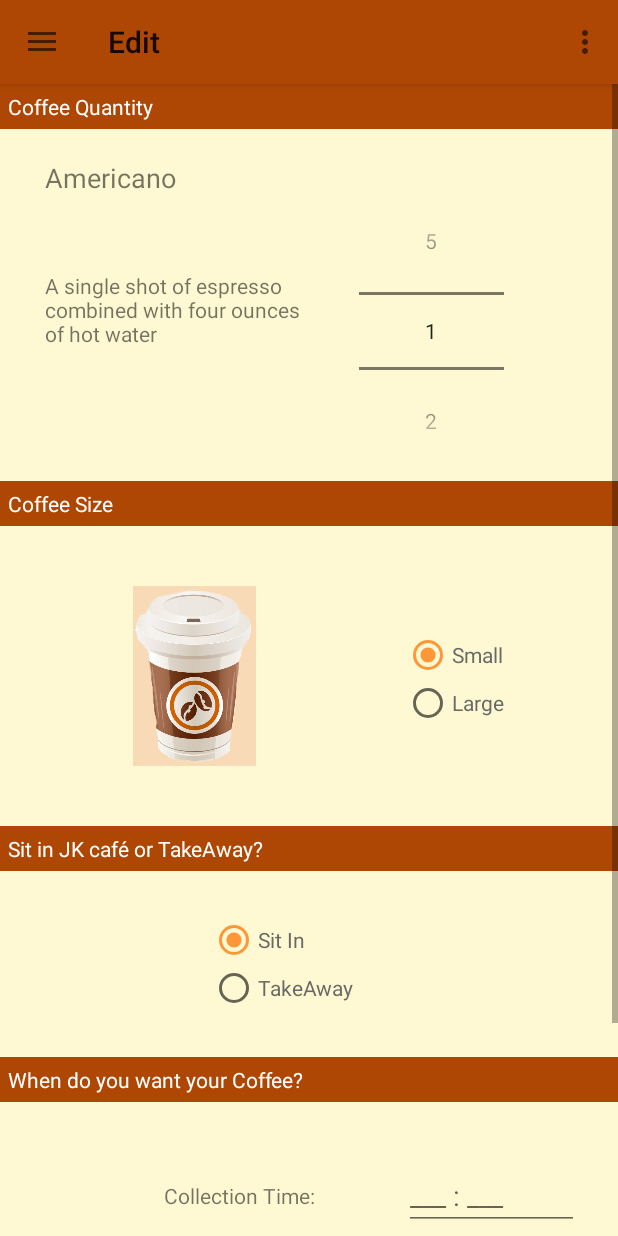
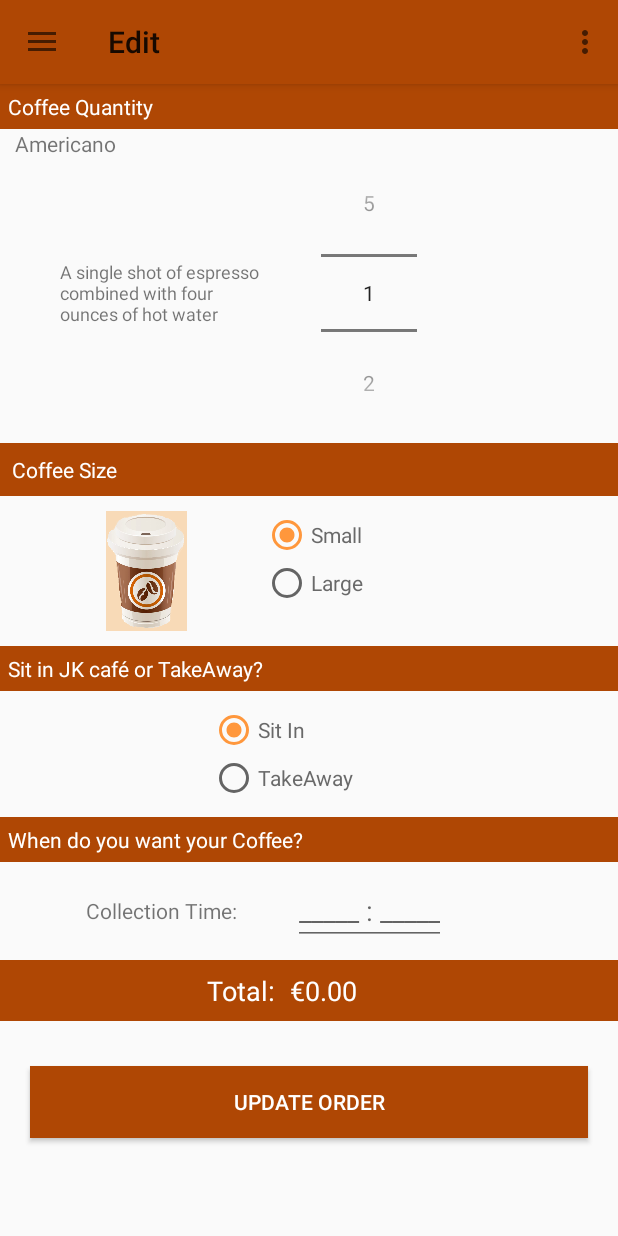
Before and after one commit to jadem03/mobAppAssign01, an Android app: the fragment EditOrderFragment placed in its activity, on a phone screen of 412 x 824 dp. Run offline under Robolectric (Android 15) with nearby library versions, the phone set to English and light mode, and no system bars; our stand-ins replace Firebase (no records; nobody signed in at launch, a user with empty details on screens opened directly), Picasso; libraries missing offline, so code that uses them is left out: jp.wasabeef.picasso; pictures from the network do not load; 4 statements that could not run were skipped.

Commit message:
All layouts changed

```diff
--- a/app/src/main/java/ie/wit/jk_cafe/activities/Home.kt
+++ b/app/src/main/java/ie/wit/jk_cafe/activities/Home.kt
@@ -40,7 +40,7 @@ class Home : AppCompatActivity(), AnkoLogger,
             navView.setNavigationItemSelectedListener(this)
             navView.getHeaderView(0).headerEmail.text = app.auth.currentUser?.email
 
-            UISettings()
+            userUI()
 
             val toggle = ActionBarDrawerToggle(
                 this, drawerLayout, toolbar,
@@ -93,7 +93,7 @@ class Home : AppCompatActivity(), AnkoLogger,
             finish()
         }
 
-        private fun UISettings()
+        private fun userUI()
         {
             for (user in FirebaseAuth.getInstance().currentUser!!.providerData) {
                 if (user.providerId == "google.com") {
--- a/app/src/main/res/layout/fragment_edit_order.xml
+++ b/app/src/main/res/layout/fragment_edit_order.xml
@@ -1,20 +1,13 @@
 <?xml version="1.0" encoding="utf-8"?>
-<androidx.constraintlayout.widget.ConstraintLayout xmlns:android="http://schemas.android.com/apk/res/android"
-    xmlns:app="http://schemas.android.com/apk/res-auto"
-    xmlns:tools="http://schemas.android.com/tools"
+<ScrollView xmlns:android="http://schemas.android.com/apk/res/android"
+    android:orientation="vertical"
     android:layout_width="match_parent"
-    android:layout_height="match_parent"
-    app:layout_behavior="@string/appbar_scrolling_view_behavior"
-    tools:context=".fragments.EditOrderFragment">
+    android:layout_height="match_parent">
 
-    <ScrollView
-        android:id="@+id/scrollView"
+    <LinearLayout
         android:layout_width="match_parent"
-        android:layout_height="match_parent"
-        android:background="@color/colorBackground"
-        app:layout_constraintEnd_toEndOf="parent"
-        app:layout_constraintStart_toStartOf="parent"
-        app:layout_constraintTop_toTopOf="parent">
+        android:layout_height="wrap_content"
+        android:orientation="vertical">
 
         <TableLayout
             android:layout_width="match_parent"
@@ -27,62 +20,53 @@
                 android:padding="5dp"
                 android:text="@string/chooseQuantity"
                 android:textColor="@color/colorWhite" />
-
-            <TableRow>
             <TextView
                 android:id="@+id/americano"
                 android:layout_width="wrap_content"
                 android:layout_height="wrap_content"
-                    android:layout_marginStart="20dp"
-                    android:layout_marginTop="20dp"
                 android:paddingStart="10dp"
                 android:text="@string/americano"
-                    android:textSize="18sp" />
-            </TableRow>
-
+                android:textSize="14sp" />
             <TableRow>
                 <TextView
-                    android:layout_width="199dp"
+                    android:layout_width="150dp"
                     android:layout_height="wrap_content"
+                    android:padding="10dp"
                     android:layout_marginStart="20dp"
-                    android:layout_marginTop="40dp"
-                    android:padding="10dp"
+                    android:layout_gravity="center"
+                    android:textSize="12sp"
                     android:text="@string/a_descript" />
 
                 <NumberPicker
                     android:id="@+id/edit_americano_quantity"
                     style="@android:style/Widget.Material.NumberPicker"
-                    android:layout_width="wrap_content"
+                    android:layout_width="match_parent"
                     android:layout_height="wrap_content"
-                    android:layout_marginStart="20dp" />
+                    android:layout_gravity="center"/>
             </TableRow>
 
             <TextView
                 android:id="@+id/chooseSize"
                 android:layout_marginTop="10dp"
-                android:layout_marginBottom="40dp"
+                android:layout_marginBottom="10dp"
                 android:background="@color/colorPrimary"
-                android:padding="5dp"
+                android:padding="8dp"
                 android:text="@string/chooseSize"
                 android:textColor="@color/colorWhite" />
 
             <TableRow>
-
                 <ImageView
                     android:id="@+id/smallOrder"
-                    android:layout_width="120dp"
-                    android:layout_height="120dp"
+                    android:layout_width="60dp"
+                    android:layout_height="80dp"
                     android:layout_gravity="bottom"
-                    android:layout_marginStart="40dp"
+                    android:layout_marginStart="20dp"
                     android:src="@mipmap/coffee_cup" />
 
                 <RadioGroup
                     android:id="@+id/edit_coffeeCup"
                     android:layout_width="wrap_content"
-                    android:layout_height="match_parent"
-                    android:layout_marginStart="50dp"
-                    android:layout_marginTop="30dp"
-                    android:layout_marginBottom="10dp">
+                    android:layout_height="match_parent">
 
                     <RadioButton
                         android:id="@+id/small"
@@ -90,6 +74,7 @@
                         android:layout_height="wrap_content"
                         android:checked="true"
                         android:text="@string/smallCup"
+
                         android:textColor="@color/colorGrey" />
 
                     <RadioButton
@@ -104,8 +89,8 @@
 
             <TextView
                 android:id="@+id/takeAwaySitIn"
-                android:layout_marginTop="40dp"
-                android:layout_marginBottom="30dp"
+                android:layout_marginTop="10dp"
+                android:layout_marginBottom="10dp"
                 android:background="@color/colorPrimary"
                 android:padding="5dp"
                 android:text="@string/where"
@@ -136,40 +121,39 @@
 
             <TextView
                 android:id="@+id/time"
-                android:layout_marginTop="30dp"
-                android:layout_marginBottom="40dp"
+                android:layout_marginTop="10dp"
+                android:layout_marginBottom="10dp"
                 android:background="@color/colorPrimary"
                 android:padding="5dp"
                 android:text="@string/when_want_coffee"
                 android:textColor="@color/colorWhite" />
 
             <TableRow>
-
                 <TextView
                     android:id="@+id/chooseTime"
                     android:layout_width="wrap_content"
                     android:layout_height="wrap_content"
                     android:layout_gravity="center"
-                    android:layout_marginStart="50dp"
+                    android:layout_marginStart="20dp"
                     android:text="@string/collection_Time" />
 
                 <EditText
                     android:id="@+id/edit_collectTime"
-                    android:layout_width="wrap_content"
+                    android:layout_width="match_parent"
                     android:layout_height="wrap_content"
                     android:clickable="true"
+                    android:layout_gravity="center"
                     android:focusable="false"
                     android:hint="@string/collectTime"
                     android:inputType="date"
-                    android:maxLength="12"
                     android:textColor="@color/colorGrey" />
 
             </TableRow>
 
             <TableRow
                 android:layout_gravity="center"
-                android:layout_marginTop="30dp"
-                android:layout_marginBottom="20dp"
+                android:layout_marginTop="10dp"
+                android:layout_marginBottom="10dp"
                 android:background="@color/colorPrimary"
                 android:padding="8dp">
 
@@ -188,20 +172,21 @@
                     android:layout_height="wrap_content"
                     android:layout_marginStart="10dp"
                     android:textColor="@color/colorWhite"
+                    android:text="@string/totalPrice"
                     android:textSize="18sp" />
             </TableRow>
 
             <Button
                 android:id="@+id/updateBtn"
-                android:layout_width="wrap_content"
+                android:layout_width="match_parent"
                 android:layout_height="wrap_content"
-                android:layout_marginStart="120dp"
+                android:layout_marginStart="20dp"
                 android:layout_marginTop="20dp"
-                android:layout_marginEnd="120dp"
-                android:layout_marginBottom="20dp"
-                android:background="@drawable/rounded_btn"
+                android:layout_marginEnd="20dp"
+                android:layout_marginBottom="10dp"
+                android:background="@color/colorPrimary"
                 android:text="@string/update_order"
                 android:textColor="@color/colorWhite" />
         </TableLayout>
+    </LinearLayout>
 </ScrollView>
-</androidx.constraintlayout.widget.ConstraintLayout>
--- a/app/src/main/res/values/strings.xml
+++ b/app/src/main/res/values/strings.xml
@@ -27,7 +27,7 @@
     <string name="chooseQuantity">Coffee Quantity</string>
     <string name="chooseSize">Coffee Size</string>
     <string name="where">Sit in JK café or TakeAway?</string>
-    <string name="collectTime">___ : ___</string>
+    <string name="collectTime">_____ : _____</string>
     <string name="collection_Time">Collection Time:</string>
     <string name="when_want_coffee">When do you want your Coffee?</string>
     <string name="error">Open time 07:00am - 06:00pm</string>
@@ -84,5 +84,7 @@
     <string name="confirm_order">Confirm Order</string>
     <string name="action_edit">Edit</string>
     <string name="update_order">Update Order</string>
+    <string name="totalPrice">€0.00</string>
+    <string name="aboutUs">About Us</string>
 
 </resources>
```
Also changed, not shown: app/src/main/res/layout/fragment_about.xml (+28 -24 lines), app/src/main/res/layout/fragment_home.xml (+27 -37 lines), app/src/main/res/layout/fragment_order.xml (+36 -51 lines), app/src/main/res/layout/fragment_receipts.xml (+24 -37 lines). Lines whose indentation alone changed are shown as unchanged.
